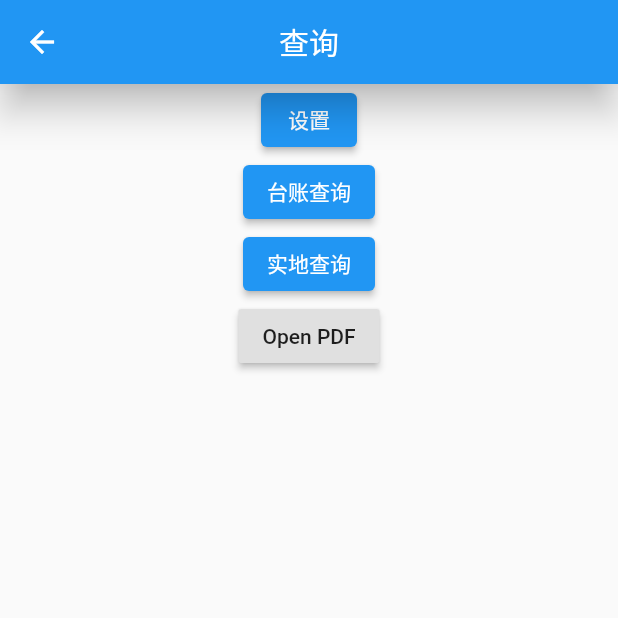
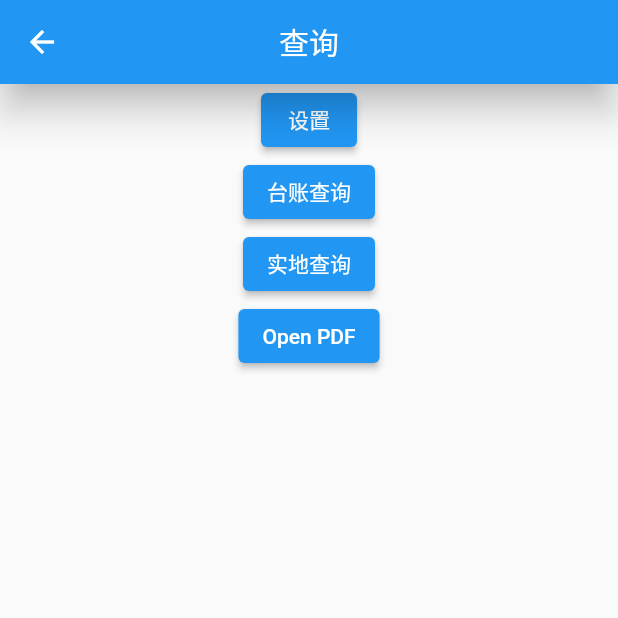
Before and after one commit to optimjie/ship, a Flutter app: the Query screen opened directly with empty values, on a phone screen of 412 x 824 dp, the top half of it. Run offline on Flutter 3.47's test engine with Material 2 defaults, Android fonts, the phone set to English and light mode, and no system bars; our stand-ins replace sqflite; missing offline and left inert: dynamic_treeview, flutter_full_pdf_viewer; accounts and stored records are empty.

Commit message:
更新README 把过时的按钮换掉

```diff
--- a/lib/widget/Query.dart
+++ b/lib/widget/Query.dart
@@ -1,3 +1,4 @@
+// ignore: import_of_legacy_library_into_null_safe
 import 'package:dynamic_treeview/dynamic_treeview.dart';
 import 'package:flutter/material.dart';
 import 'package:flutter_full_pdf_viewer/full_pdf_viewer_scaffold.dart';
@@ -43,7 +44,7 @@ class Query extends StatelessWidget {
               },
               child: Text('实地查询'),
             ),
-            RaisedButton(
+            ElevatedButton(
               child: Text("Open PDF"),
               onPressed: () => Navigator.push(
                 context,
@@ -56,6 +57,8 @@ class Query extends StatelessWidget {
     );
   }
 }
+
+// ignore: must_be_immutable
 class PDFScreen extends StatelessWidget {
   String pathPDF = "";
   PDFScreen(this.pathPDF);
```
Also changed, not shown: 1 other file.
